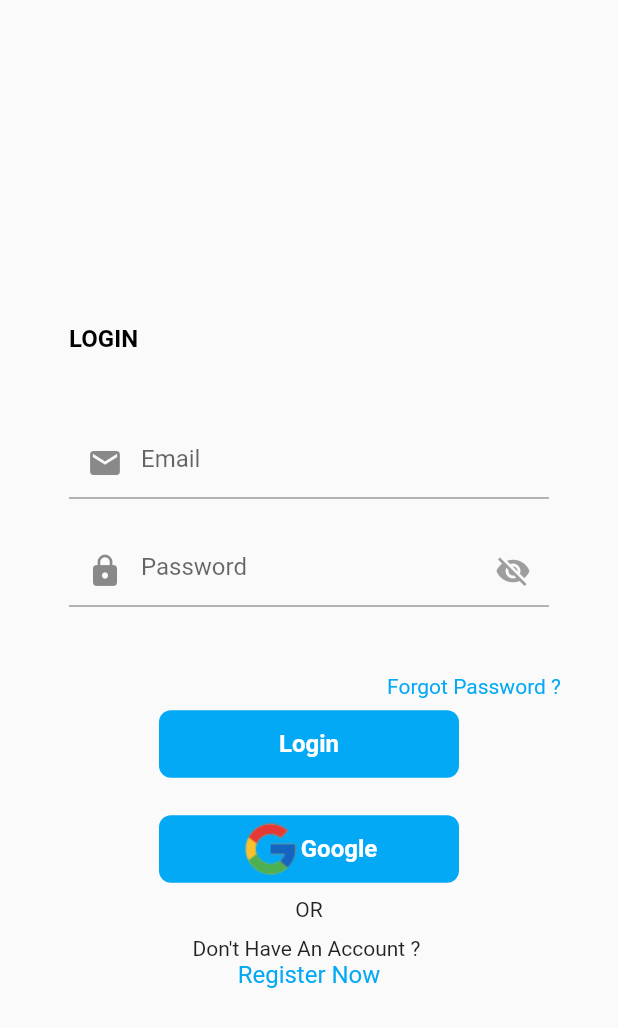
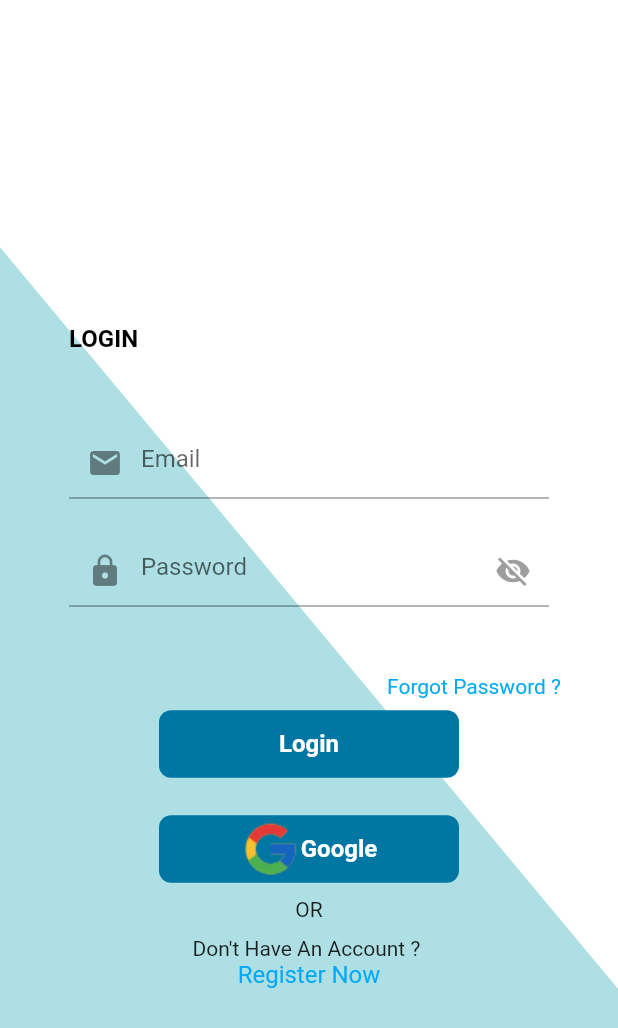
Before and after one commit to DarpanNeve/sih, a Flutter app: the LoginPage screen opened directly, after a tap on "Login", on a phone screen of 412 x 824 dp. Shown: the top 1028 px of the screen. Run offline on Flutter 3.47's test engine with Material 2 defaults, Android fonts, the phone set to English and light mode, and no system bars; our stand-ins replace cached_network_image, firebase_auth, firebase_core, google_sign_in, socket_io_client; accounts and stored records are empty; network calls fail.

```diff
--- a/lib/Pages/LoginPage.dart
+++ b/lib/Pages/LoginPage.dart
@@ -1,5 +1,6 @@
 import 'package:SIH/Pages/forgot_password.dart';
 import 'package:SIH/Pages/registration_page.dart';
+import 'package:SIH/Pages/ui.dart';
 import 'package:flutter/material.dart';
 import 'package:flutter/rendering.dart';
 
@@ -15,8 +16,13 @@ class LoginPage extends StatelessWidget {
   @override
   Widget build(BuildContext context) {
     return Scaffold(
-      resizeToAvoidBottomInset: false,
-      body: Center(
+      body: Container(
+        color: Colors.white,
+        height: double.infinity,
+        width: double.infinity,
+        child: CustomPaint(
+          painter: BackgroundPainter(),
+          child: Center(
             child: SingleChildScrollView(
               child: Column(
                 mainAxisAlignment: MainAxisAlignment.start,
@@ -103,18 +109,23 @@ class LoginPage extends StatelessWidget {
                             width: RenderErrorBox.minimumWidth,
                             height: 45,
                             decoration: BoxDecoration(
-                          color: Colors.lightBlue,
+                              color: const Color(0xff0077A2),
                               borderRadius: BorderRadius.circular(8),
                             ),
-                        child: const Row(
+                            child: Row(
                               mainAxisAlignment: MainAxisAlignment.center,
                               children: [
-                            Text(
+                                GestureDetector(
+                                  onTap: () {
+                                    AuthService().signInWithEmailAndPassword(_email.text, _pass.text, context);
+                                  },
+                                  child: Text(
                                     "Login",
                                     style: TextStyle(
                                         fontSize: 16,
                                         fontWeight: FontWeight.bold,
                                         color: Colors.white),
+                                  ),
                                 ),
                               ],
                             ),
@@ -131,7 +142,7 @@ class LoginPage extends StatelessWidget {
                             width: RenderErrorBox.minimumWidth,
                             height: 45,
                             decoration: BoxDecoration(
-                          color: Colors.lightBlue,
+                              color: const Color(0xff0077A2),
                               borderRadius: BorderRadius.circular(8),
                             ),
                             child: Row(
@@ -140,7 +151,8 @@ class LoginPage extends StatelessWidget {
                                 SizedBox(
                                     width: 40,
                                     height: 40,
-                                child: Image.asset('assets/Images/Google.png')),
+                                    child: Image.asset(
+                                        'assets/Images/Google.png')),
                                 const Text(
                                   "Google",
                                   style: TextStyle(
@@ -173,7 +185,8 @@ class LoginPage extends StatelessWidget {
                           child: const Text(
                             "Register Now ",
                             textWidthBasis: TextWidthBasis.longestLine,
-                        style: TextStyle(color: Colors.lightBlue, fontSize: 16),
+                            style: TextStyle(
+                                color: Colors.lightBlue, fontSize: 16),
                           ),
                         ),
                         const SizedBox(
@@ -183,6 +196,8 @@ class LoginPage extends StatelessWidget {
                     ),
                   )
                 ],
+              ),
+            ),
           ),
         ),
       ),
--- a/lib/Pages/ui.dart
+++ b/lib/Pages/ui.dart
@@ -1,6 +1,8 @@
 import 'package:flutter/material.dart';
 
 class ColorGradientBackground extends StatelessWidget {
+  const ColorGradientBackground({super.key});
+
   @override
   Widget build(BuildContext context) {
     return Container(
@@ -20,13 +22,10 @@ class ColorGradientBackground extends StatelessWidget {
 class BackgroundPainter extends CustomPainter {
   @override
   void paint(Canvas canvas, Size size) {
-    final paint = Paint()..color = Colors.blue; // Change the color as needed
+    final paint = Paint()..color = Color.fromARGB(136, 104, 195, 204); // Change the color as needed
     final path = Path();
-    final angle = 60 * (3.14159265359 / 180); // Convert 60 degrees to radians
-
     final startPoint = Offset(0, size.height * 0.2);
     final endPoint = Offset(size.width, size.height * 0.8);
-
     path.moveTo(startPoint.dx, startPoint.dy);
     path.lineTo(endPoint.dx, endPoint.dy);
     path.lineTo(size.width, size.height);
--- a/pubspec.yaml
+++ b/pubspec.yaml
@@ -50,7 +50,7 @@ dev_dependencies:
   # activated in the `analysis_options.yaml` file located at the root of your
   # package. See that file for information about deactivating specific lint
   # rules and activating additional ones.
-  flutter_lints: ^2.0.0
+  flutter_lints: ^3.0.0
 
 # For information on the generic Dart part of this file, see the
 # following page: https://dart.dev/tools/pub/pubspec
```
Also changed, not shown: lib/Api/auth_service.dart (+3 -6 lines), lib/demo.dart (+5 -8 lines), lib/main.dart (+8 -2 lines), pubspec.lock. Lines whose indentation alone changed are shown as unchanged.
